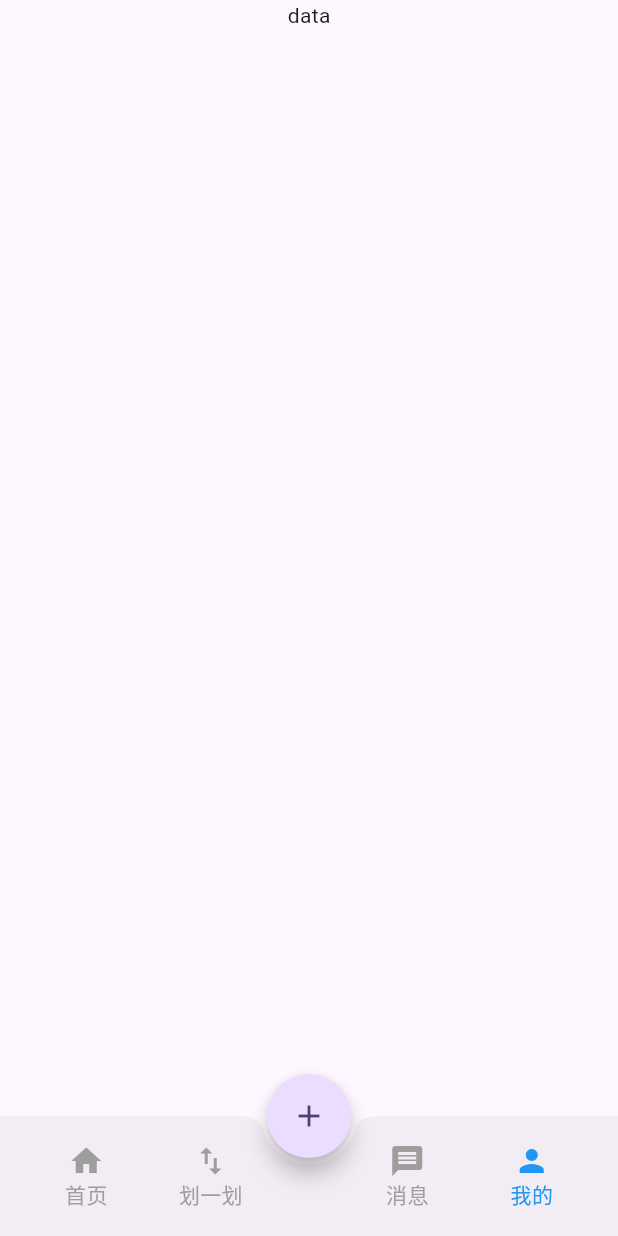
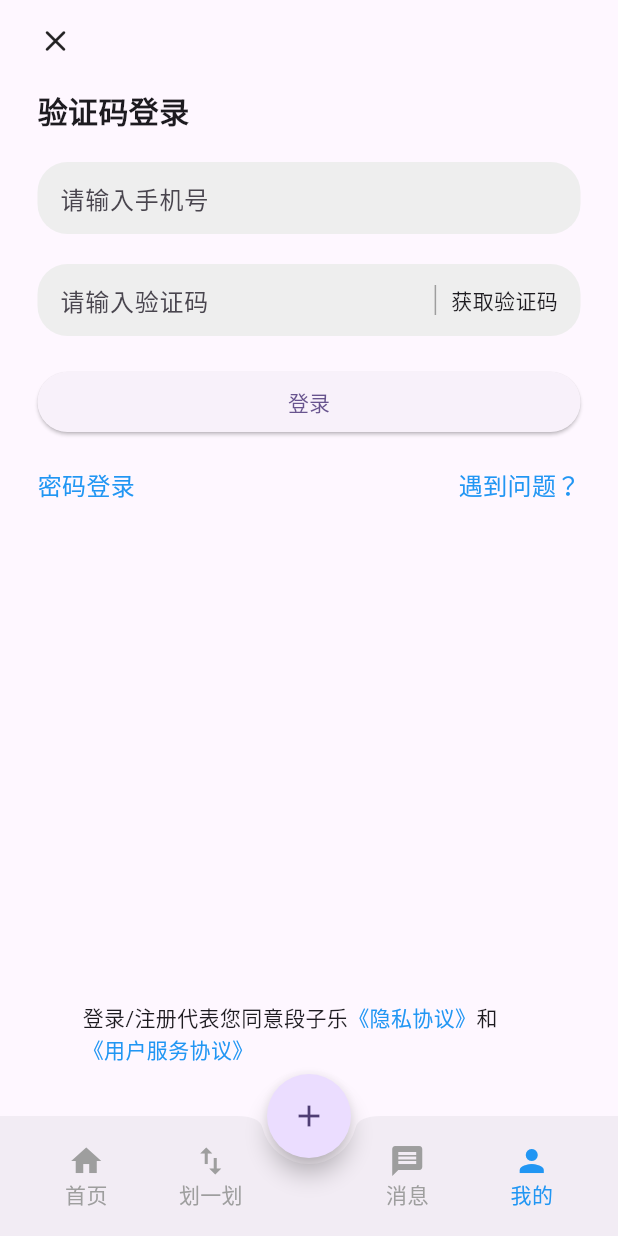
Before and after one commit to benyq/fun_joke, a Flutter app: the screen it shows after launch, swiped to page 4, on a phone screen of 412 x 824 dp. Run offline on Flutter 3.47's test engine with Material 3 defaults, Android fonts, the phone set to English and light mode, and no system bars; our stand-ins replace dio, flutter_riverpod, pretty_dio_logger, riverpod_annotation; generated files the repository leaves out were written again.

Commit message:
开发登录页面ui

```diff
--- a/lib/splash_page.dart
+++ b/lib/splash_page.dart
@@ -2,6 +2,7 @@ import 'package:flutter/material.dart';
 import 'package:flutter_riverpod/flutter_riverpod.dart';
 import 'package:fun_joke/home_page.dart';
 import 'package:fun_joke/swap_page.dart';
+import 'package:fun_joke/ui/user/login/login_page.dart';
 
 class SplashPage extends StatefulWidget {
   const SplashPage({super.key});
@@ -23,7 +24,7 @@ class _SplashPageState extends State<SplashPage> {
     HomePage(),
     SwapPage(),
     SwapPage(),
-    SwapPage(),
+    LoginPage(),
   ];
 
   late final PageController _pageController;
--- a/lib/swap_page.dart
+++ b/lib/swap_page.dart
@@ -8,11 +8,13 @@ class SwapPage extends StatefulWidget {
   State<SwapPage> createState() => _SwapPageState();
 }
 
-class _SwapPageState extends State<SwapPage> {
+class _SwapPageState extends State<SwapPage> with AutomaticKeepAliveClientMixin{
 
   @override
   Widget build(BuildContext context) {
-    return Column(
+    return Scaffold(
+      appBar: AppBar(toolbarHeight: 0, backgroundColor: Colors.yellow,),
+      body: Column(
         children: [
           Container(
             color: Colors.yellow,
@@ -21,6 +23,11 @@ class _SwapPageState extends State<SwapPage> {
           ),
           Text('data')
         ],
+      ),
     );
     }
+
+  @override
+  // TODO: implement wantKeepAlive
+  bool get wantKeepAlive => true;
 }
--- /dev/null
+++ b/lib/ui/user/login/login_page.dart
@@ -0,0 +1,131 @@
+import 'package:flutter/gestures.dart';
+import 'package:flutter/material.dart';
+
+class LoginPage extends StatefulWidget {
+  const LoginPage({super.key});
+
+  @override
+  State<LoginPage> createState() => _LoginPageState();
+}
+
+class _LoginPageState extends State<LoginPage> {
+  @override
+  Widget build(BuildContext context) {
+    return Scaffold(
+      appBar: AppBar(backgroundColor: Colors.white, toolbarHeight: 0,),
+      body: Container(
+        padding: const EdgeInsets.symmetric(vertical: 15, horizontal: 25),
+        child: Column(
+          crossAxisAlignment: CrossAxisAlignment.start,
+          children: [
+            InkWell(
+              child: const Icon(Icons.close_rounded),
+              onTap: (){
+                Navigator.pop(context);
+              },
+            ),
+            const SizedBox(height: 20,),
+            const Text('验证码登录', style: TextStyle(fontSize: 20, fontWeight: FontWeight.bold),),
+            const SizedBox(height: 20,),
+            Container(
+              decoration: BoxDecoration(
+                color: Colors.grey[200],
+                borderRadius: BorderRadius.circular(20.0),
+              ),
+              padding: const EdgeInsets.symmetric(horizontal: 15),
+              child: TextField(
+                keyboardType: TextInputType.number,
+                textInputAction: TextInputAction.next,
+                decoration: InputDecoration(
+                  hintText: '请输入手机号',
+                  border: InputBorder.none,
+                ),
+              ),
+            ),
+            const SizedBox(height: 20,),
+            Container(
+              decoration: BoxDecoration(
+                color: Colors.grey[200],
+                borderRadius: BorderRadius.circular(20.0),
+              ),
+              padding: const EdgeInsets.symmetric(horizontal: 15),
+              child: Row(
+                children: [
+                  Expanded(
+                    flex: 1,
+                    child: TextField(
+                      decoration: InputDecoration(
+                        hintText: '请输入验证码',
+                        border: InputBorder.none,
+                      ),
+                    ),
+                  ),
+                  Container(
+                    width: 1,
+                    height: 20,
+                    margin: const EdgeInsets.symmetric(horizontal: 10),
+                    child: const DecoratedBox(
+                      decoration: BoxDecoration(color: Colors.grey)
+                    ),
+                  ),
+                  InkWell(
+                    onTap: (){},
+                    child: const Text('获取验证码'),
+                  ),
+                ],
+              ),
+            ),
+            const SizedBox(height: 20,),
+            SizedBox(
+              width: double.infinity,
+              child: ElevatedButton(
+                onPressed: (){},
+                child: const Text('登录'),
+              ),
+            ),
+            const SizedBox(height: 20,),
+            Row(
+              mainAxisAlignment: MainAxisAlignment.spaceBetween,
+              children: [
+                GestureDetector(
+                  onTap: (){},
+                  child: const Text('密码登录', style: TextStyle(color: Colors.blue, fontSize: 16)),
+                ),
+                GestureDetector(
+                  onTap: (){},
+                  child: const Text('遇到问题？', style: TextStyle(color: Colors.blue, fontSize: 16)),
+                ),
+              ],
+            ),
+            const Expanded(
+              flex: 1,
+                child: SizedBox.shrink()),
+            Padding(
+              padding: const EdgeInsets.symmetric(vertical: 20, horizontal: 30),
+              child: Text.rich(TextSpan(
+                children: [
+                  const TextSpan(text: '登录/注册代表您同意段子乐'),
+                  TextSpan(
+                    text: '《隐私协议》',
+                    style: const TextStyle(color: Colors.blue),
+                    recognizer: TapGestureRecognizer()..onTap = (){
+                      Navigator.pushNamed(context, '/register');
+                    },
+                  ),
+                  const TextSpan(text: '和'),
+                  TextSpan(
+                    text: '《用户服务协议》',
+                    style: const TextStyle(color: Colors.blue),
+                    recognizer: TapGestureRecognizer()..onTap = (){
+                      Navigator.pushNamed(context, '/register');
+                    },
+                  ),
+                ]
+              )),
+            )
+          ],
+        ),
+      ),
+    );
+  }
+}
--- /dev/null
+++ b/lib/ui/user/login/login_provider.dart
@@ -0,0 +1,11 @@
+import 'package:fun_joke/ui/user/login/login_state.dart';
+import 'package:riverpod_annotation/riverpod_annotation.dart';
+
+part 'login_provider.g.dart';
+
+@riverpod
+class LoginProvider extends _$LoginProvider {
+    Future<LoginState> build() async {
+      return LoginState();
+    }
+}
--- /dev/null
+++ b/lib/ui/user/login/login_state.dart
@@ -0,0 +1,3 @@
+class LoginState {
+
+}
```
Also changed, not shown: lib/ui/user/login/login_provider.g.dart (added), pubspec.lock. Lines whose indentation alone changed are shown as unchanged.
